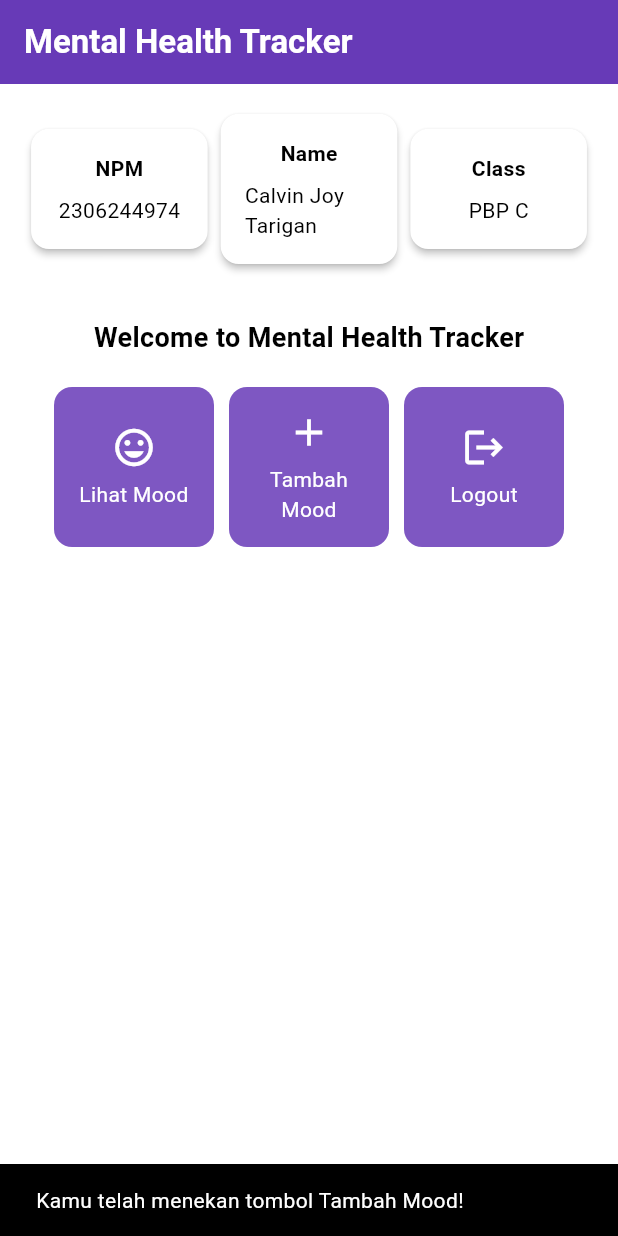
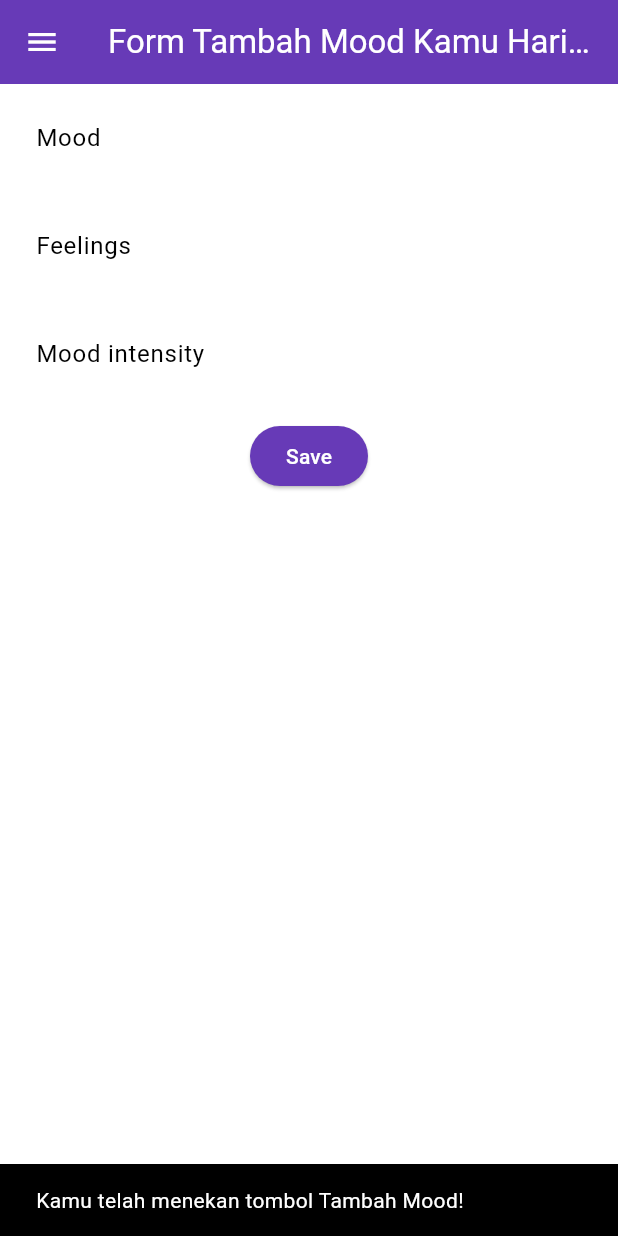
Before and after one commit to cjoyy/mental-health-tracker-mobile, a Flutter app: the screen it shows after launch, after a tap on "Tambah Mood", on a phone screen of 412 x 824 dp. Run offline on Flutter 3.47's test engine with Material 3 defaults, Android fonts, the phone set to English and light mode, and no system bars.

Commit message:
Done Tutorial 7

```diff
--- a/lib/menu.dart
+++ b/lib/screens/menu.dart
@@ -1,4 +1,6 @@
 import 'package:flutter/material.dart';
+import 'package:mental_health_tracker/widgets/left_drawer.dart';
+import 'package:mental_health_tracker/widgets/mood_card.dart';
 
 class MyHomePage extends StatelessWidget {
   final String npm = '2306244974'; // NPM
@@ -6,12 +8,14 @@ class MyHomePage extends StatelessWidget {
   final String className = 'PBP C'; // Kelas
 
   final List<ItemHomepage> items = [
-        ItemHomepage("Lihat Mood", Icons.mood),
-        ItemHomepage("Tambah Mood", Icons.add),
-        ItemHomepage("Logout", Icons.logout),
-    ];
+    ItemHomepage("Lihat Mood", Icons.mood),
+    ItemHomepage("Tambah Mood", Icons.add),
+    ItemHomepage("Logout", Icons.logout),
+  ];
+
   MyHomePage({super.key});
 
+  // This widget is the root of your application.
   @override
   Widget build(BuildContext context) {
     // Scaffold menyediakan struktur dasar halaman dengan AppBar dan body.
@@ -28,6 +32,7 @@ class MyHomePage extends StatelessWidget {
         ),
         // Warna latar belakang AppBar diambil dari skema warna tema aplikasi.
         backgroundColor: Theme.of(context).colorScheme.primary,
+        iconTheme: const IconThemeData(color: Colors.white),
       ),
       // Body halaman dengan padding di sekelilingnya.
       body: Padding(
@@ -88,6 +93,7 @@ class MyHomePage extends StatelessWidget {
           ],
         ),
       ),
+      drawer: const LeftDrawer(),
     );
   }
 }
@@ -95,8 +101,8 @@ class MyHomePage extends StatelessWidget {
 class InfoCard extends StatelessWidget {
   // Kartu informasi yang menampilkan title dan content.
 
-  final String title;  // Judul kartu.
-  final String content;  // Isi kartu.
+  final String title; // Judul kartu.
+  final String content; // Isi kartu.
 
   const InfoCard({super.key, required this.title, required this.content});
 
@@ -107,7 +113,8 @@ class InfoCard extends StatelessWidget {
       elevation: 2.0,
       child: Container(
         // Mengatur ukuran dan jarak di dalam kartu.
-        width: MediaQuery.of(context).size.width / 3.5, // menyesuaikan dengan lebar device yang digunakan.
+        width: MediaQuery.of(context).size.width /
+            3.5, // menyesuaikan dengan lebar device yang digunakan.
         padding: const EdgeInsets.all(16.0),
         // Menyusun title dan content secara vertikal.
         child: Column(
@@ -124,64 +131,3 @@ class InfoCard extends StatelessWidget {
     );
   }
 }
-
- class ItemHomepage {
-     final String name;
-     final IconData icon;
-
-     ItemHomepage(this.name, this.icon);
- }
-
-class ItemCard extends StatelessWidget {
-  // Menampilkan kartu dengan ikon dan nama.
-
-  final ItemHomepage item;
-
-  const ItemCard(this.item, {super.key});
-
-  @override
-  Widget build(BuildContext context) {
-    return Material(
-      // Menentukan warna latar belakang dari tema aplikasi.
-      color: Theme.of(context).colorScheme.secondary,
-      // Membuat sudut kartu melengkung.
-      borderRadius: BorderRadius.circular(12),
-
-      child: InkWell(
-        // Aksi ketika kartu ditekan.
-        onTap: () {
-          // Menampilkan pesan SnackBar saat kartu ditekan.
-          ScaffoldMessenger.of(context)
-            ..hideCurrentSnackBar()
-            ..showSnackBar(
-              SnackBar(content: Text("Kamu telah menekan tombol ${item.name}!"))
-            );
-        },
-        // Container untuk menyimpan Icon dan Text
-        child: Container(
-          padding: const EdgeInsets.all(8),
-          child: Center(
-            child: Column(
-              // Menyusun ikon dan teks di tengah kartu.
-              mainAxisAlignment: MainAxisAlignment.center,
-              children: [
-                Icon(
-                  item.icon,
-                  color: Colors.white,
-                  size: 30.0,
-                ),
-                const Padding(padding: EdgeInsets.all(3)),
-                Text(
-                  item.name,
-                  textAlign: TextAlign.center,
-                  style: const TextStyle(color: Colors.white),
-                ),
-              ],
-            ),
-          ),
-        ),
-      ),
-    );
-  }
-
-}
--- /dev/null
+++ b/lib/screens/moodentry_form.dart
@@ -0,0 +1,160 @@
+import 'package:flutter/material.dart';
+import 'package:mental_health_tracker/widgets/left_drawer.dart';
+
+class MoodEntryFormPage extends StatefulWidget {
+  const MoodEntryFormPage({super.key});
+
+  @override
+  State<MoodEntryFormPage> createState() => _MoodEntryFormPageState();
+}
+
+class _MoodEntryFormPageState extends State<MoodEntryFormPage> {
+  final _formKey = GlobalKey<FormState>();
+  String _mood = "";
+  String _feelings = "";
+  int _moodIntensity = 0;
+  @override
+  Widget build(BuildContext context) {
+    return Scaffold(
+      appBar: AppBar(
+        title: const Center(
+          child: Text(
+            'Form Tambah Mood Kamu Hari ini',
+          ),
+        ),
+        backgroundColor: Theme.of(context).colorScheme.primary,
+        foregroundColor: Colors.white,
+      ),
+      drawer: const LeftDrawer(),
+      body: Form(
+        key: _formKey,
+        child: SingleChildScrollView(
+          child: Column(
+            crossAxisAlignment: CrossAxisAlignment.start,
+            children: [
+              Padding(
+                padding: const EdgeInsets.all(8.0),
+                child: TextFormField(
+                  decoration: InputDecoration(
+                    hintText: "Mood",
+                    labelText: "Mood",
+                    border: OutlineInputBorder(
+                      borderRadius: BorderRadius.circular(5.0),
+                    ),
+                  ),
+                  onChanged: (String? value) {
+                    setState(() {
+                      _mood = value!;
+                    });
+                  },
+                  validator: (String? value) {
+                    if (value == null || value.isEmpty) {
+                      return "Mood tidak boleh kosong!";
+                    }
+                    return null;
+                  },
+                ),
+              ),
+              Padding(
+                padding: const EdgeInsets.all(8.0),
+                child: TextFormField(
+                  decoration: InputDecoration(
+                    hintText: "Feelings",
+                    labelText: "Feelings",
+                    border: OutlineInputBorder(
+                      borderRadius: BorderRadius.circular(5.0),
+                    ),
+                  ),
+                  onChanged: (String? value) {
+                    setState(() {
+                      _feelings = value!;
+                    });
+                  },
+                  validator: (String? value) {
+                    if (value == null || value.isEmpty) {
+                      return "Feelings tidak boleh kosong!";
+                    }
+                    return null;
+                  },
+                ),
+              ),
+              Padding(
+                padding: const EdgeInsets.all(8.0),
+                child: TextFormField(
+                  decoration: InputDecoration(
+                    hintText: "Mood intensity",
+                    labelText: "Mood intensity",
+                    border: OutlineInputBorder(
+                      borderRadius: BorderRadius.circular(5.0),
+                    ),
+                  ),
+                  onChanged: (String? value) {
+                    setState(() {
+                      _moodIntensity = int.tryParse(value!) ?? 0;
+                    });
+                  },
+                  validator: (String? value) {
+                    if (value == null || value.isEmpty) {
+                      return "Mood intensity tidak boleh kosong!";
+                    }
+                    if (int.tryParse(value) == null) {
+                      return "Mood intensity harus berupa angka!";
+                    }
+                    return null;
+                  },
+                ),
+              ),
+              Align(
+                alignment: Alignment.bottomCenter,
+                child: Padding(
+                  padding: const EdgeInsets.all(8.0),
+                  child: ElevatedButton(
+                    style: ButtonStyle(
+                      backgroundColor: WidgetStateProperty.all(
+                          Theme.of(context).colorScheme.primary),
+                    ),
+                    onPressed: () {
+                      if (_formKey.currentState!.validate()) {
+                        showDialog(
+                          context: context,
+                          builder: (context) {
+                            return AlertDialog(
+                              title: const Text('Mood berhasil tersimpan'),
+                              content: SingleChildScrollView(
+                                child: Column(
+                                  crossAxisAlignment: CrossAxisAlignment.start,
+                                  children: [
+                                    Text('Mood: $_mood'),
+                                    Text('Feelings: $_feelings'),
+                                    Text('Mood Intensity: $_moodIntensity')
+                                  ],
+                                ),
+                              ),
+                              actions: [
+                                TextButton(
+                                  child: const Text('OK'),
+                                  onPressed: () {
+                                    Navigator.pop(context);
+                                    _formKey.currentState!.reset();
+                                  },
+                                ),
+                              ],
+                            );
+                          },
+                        );
+                      }
+                    },
+                    child: const Text(
+                      "Save",
+                      style: TextStyle(color: Colors.white),
+                    ),
+                  ),
+                ),
+              ),
+            ],
+          ),
+        ),
+      ),
+    );
+  }
+}
--- /dev/null
+++ b/lib/widgets/left_drawer.dart
@@ -0,0 +1,69 @@
+import 'package:flutter/material.dart';
+import 'package:mental_health_tracker/screens/menu.dart';
+import 'package:mental_health_tracker/screens/moodentry_form.dart';
+
+class LeftDrawer extends StatelessWidget {
+  const LeftDrawer({super.key});
+
+  @override
+  Widget build(BuildContext context) {
+    return Drawer(
+      child: ListView(
+        children: [
+          DrawerHeader(
+            decoration: BoxDecoration(
+              color: Theme.of(context).colorScheme.primary,
+            ),
+            child: const Column(
+              children: [
+                Text(
+                  'Mental Health Tracker',
+                  textAlign: TextAlign.center,
+                  style: TextStyle(
+                    fontSize: 24,
+                    fontWeight: FontWeight.bold,
+                    color: Colors.white,
+                  ),
+                ),
+                Padding(padding: EdgeInsets.all(8)),
+                Text(
+                  "Ayo jaga kesehatan mentalmu setiap hari disini!",
+                  textAlign: TextAlign.center,
+                  style: TextStyle(
+                    fontSize: 15,
+                    fontWeight: FontWeight.normal,
+                    color: Colors.white,
+                  ),
+                ),
+              ],
+            ),
+          ),
+          ListTile(
+            leading: const Icon(Icons.home_outlined),
+            title: const Text('Halaman Utama'),
+            // Bagian redirection ke MyHomePage
+            onTap: () {
+              Navigator.pushReplacement(
+                  context,
+                  MaterialPageRoute(
+                    builder: (context) => MyHomePage(),
+                  ));
+            },
+          ),
+          ListTile(
+            leading: const Icon(Icons.mood),
+            title: const Text('Tambah Mood'),
+            // Bagian redirection ke MoodEntryFormPage
+            onTap: () {
+              Navigator.pushReplacement(
+                  context,
+                  MaterialPageRoute(
+                    builder: (context) => MoodEntryFormPage(),
+                  ));
+            },
+          ),
+        ],
+      ),
+    );
+  }
+}
--- /dev/null
+++ b/lib/widgets/mood_card.dart
@@ -0,0 +1,68 @@
+import 'package:flutter/material.dart';
+import 'package:mental_health_tracker/screens/moodentry_form.dart';
+
+class ItemHomepage {
+  final String name;
+  final IconData icon;
+
+  ItemHomepage(this.name, this.icon);
+}
+
+class ItemCard extends StatelessWidget {
+  // Menampilkan kartu dengan ikon dan nama.
+
+  final ItemHomepage item;
+
+  const ItemCard(this.item, {super.key});
+
+  @override
+  Widget build(BuildContext context) {
+    return Material(
+      // Menentukan warna latar belakang dari tema aplikasi.
+      color: Theme.of(context).colorScheme.secondary,
+      // Membuat sudut kartu melengkung.
+      borderRadius: BorderRadius.circular(12),
+
+      child: InkWell(
+        // Aksi ketika kartu ditekan.
+        onTap: () {
+          // Menampilkan pesan SnackBar saat kartu ditekan.
+          ScaffoldMessenger.of(context)
+            ..hideCurrentSnackBar()
+            ..showSnackBar(SnackBar(
+                content: Text("Kamu telah menekan tombol ${item.name}!")));
+          // Navigate ke route yang sesuai (tergantung jenis tombol)
+          if (item.name == "Tambah Mood") {
+            Navigator.push(
+                context,
+                MaterialPageRoute(
+                    builder: (context) => const MoodEntryFormPage()));
+          }
+        },
+        // Container untuk menyimpan Icon dan Text
+        child: Container(
+          padding: const EdgeInsets.all(8),
+          child: Center(
+            child: Column(
+              // Menyusun ikon dan teks di tengah kartu.
+              mainAxisAlignment: MainAxisAlignment.center,
+              children: [
+                Icon(
+                  item.icon,
+                  color: Colors.white,
+                  size: 30.0,
+                ),
+                const Padding(padding: EdgeInsets.all(3)),
+                Text(
+                  item.name,
+                  textAlign: TextAlign.center,
+                  style: const TextStyle(color: Colors.white),
+                ),
+              ],
+            ),
+          ),
+        ),
+      ),
+    );
+  }
+}
```
Also changed, not shown: lib/main.dart (+18 -3 lines).
